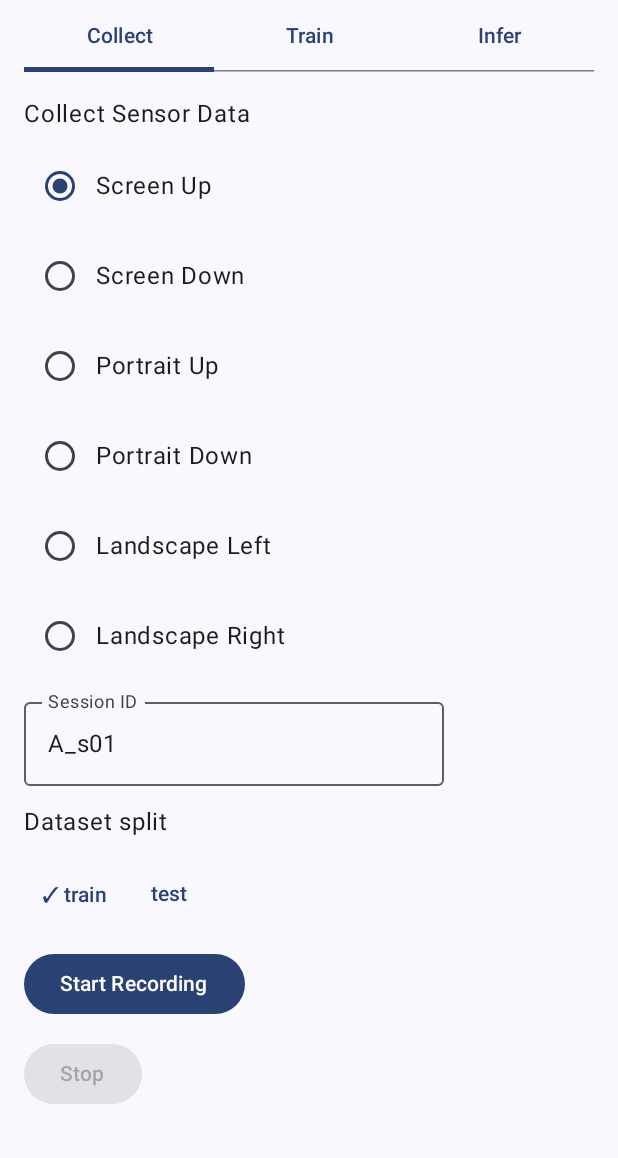
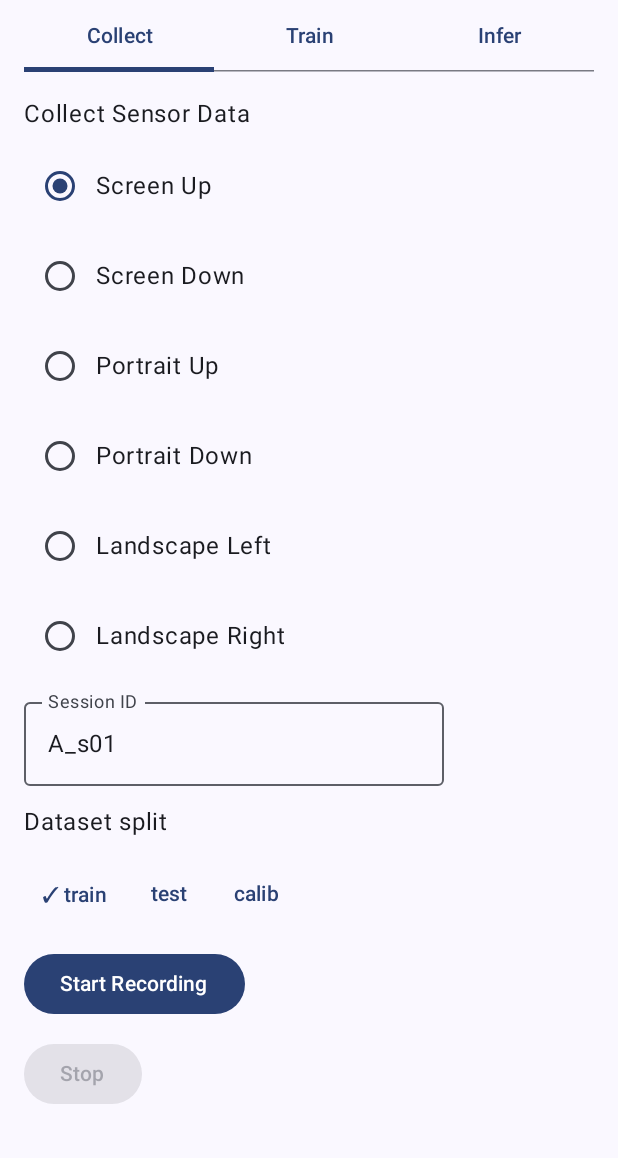
Before and after one commit to Yateeka/IOT-, an Android app built with Jetpack Compose: the screen it shows after launch (MainActivity), on a phone screen of 412 x 824 dp, the part 78-1236 px from its top. Run offline under Robolectric (Android 15) with nearby library versions, the phone set to English and light mode, and no system bars; pictures from the network do not load.

Commit message:
Enhance dataset split options and code formatting
Added 'calib' option to dataset split selection and improved code formatting.

```diff
--- a/app/src/main/java/com/csc8223/posefl/PoseFLScreen.kt
+++ b/app/src/main/java/com/csc8223/posefl/PoseFLScreen.kt
@@ -11,8 +11,8 @@ import androidx.compose.ui.unit.dp
 
 @Composable
 fun PoseFLScreen(
-vm: AppVM,
-modifier: Modifier = Modifier
+    vm: AppVM,
+    modifier: Modifier = Modifier
 ) {
     var selectedTab by remember { mutableIntStateOf(0) }
     val tabs = listOf("Collect", "Train", "Infer")
@@ -69,8 +69,10 @@ modifier: Modifier = Modifier
                     )
 
                     Text("Dataset split")
+
+                    // Includes calibration as a third option.
                     Row {
-                        listOf("train", "test").forEach { option ->
+                        listOf("train", "test", "calib").forEach { option ->
                             TextButton(
                                 onClick = { vm.split = option }
                             ) {
@@ -104,9 +106,9 @@ modifier: Modifier = Modifier
                     Text(vm.summary)
 
                     OutlinedButton(
-                        onClick = { vm.store.export(
-                            vm.getApplication()
-                        ) }
+                        onClick = {
+                            vm.store.export(vm.getApplication())
+                        }
                     ) {
                         Text("Export CSV")
                     }
@@ -116,6 +118,7 @@ modifier: Modifier = Modifier
                     Text("Train Models")
 
                     Text("Feature configuration")
+
                     FeatureConfig.entries.forEach { option ->
                         Row {
                             RadioButton(
@@ -154,6 +157,7 @@ modifier: Modifier = Modifier
                     }
 
                     Text("Activity log")
+
                     vm.log.forEach { message ->
                         Text(message)
                     }
```
